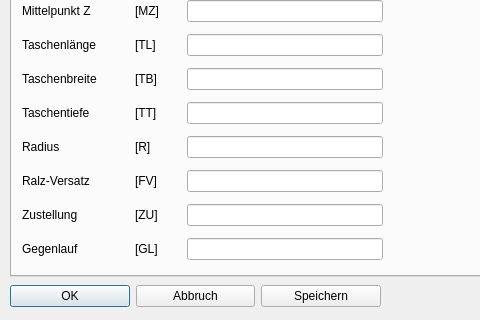
First picture: the form in Dialoge/dialog_stulp.ui, repository TischlerWilly/iwop, before the edit; both pictures show x 0 to 480 and y 154 to 474 of the 801 by 474 pixel window.
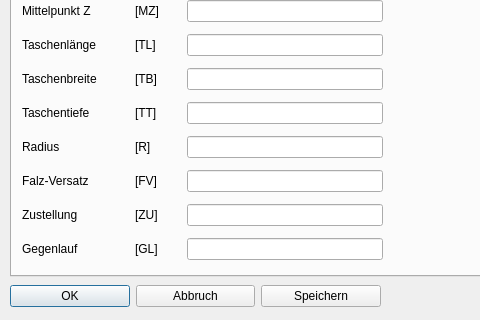
Second picture: the form after the edit.

Commit message: werte-schnelländerung ergänzt faufr typein

Diff of the .ui file:
```diff
--- a/Dialoge/dialog_stulp.ui
+++ b/Dialoge/dialog_stulp.ui
@@ -89,7 +89,7 @@
       <item row="8" column="0">
        <widget class="QLabel" name="label_10">
         <property name="text">
-         <string>Ralz-Versatz</string>
+         <string>Falz-Versatz</string>
         </property>
        </widget>
       </item>
```
Left out of the diff: 2 changed lines with no effect on the pictures. The commit also changes 2 other files.
